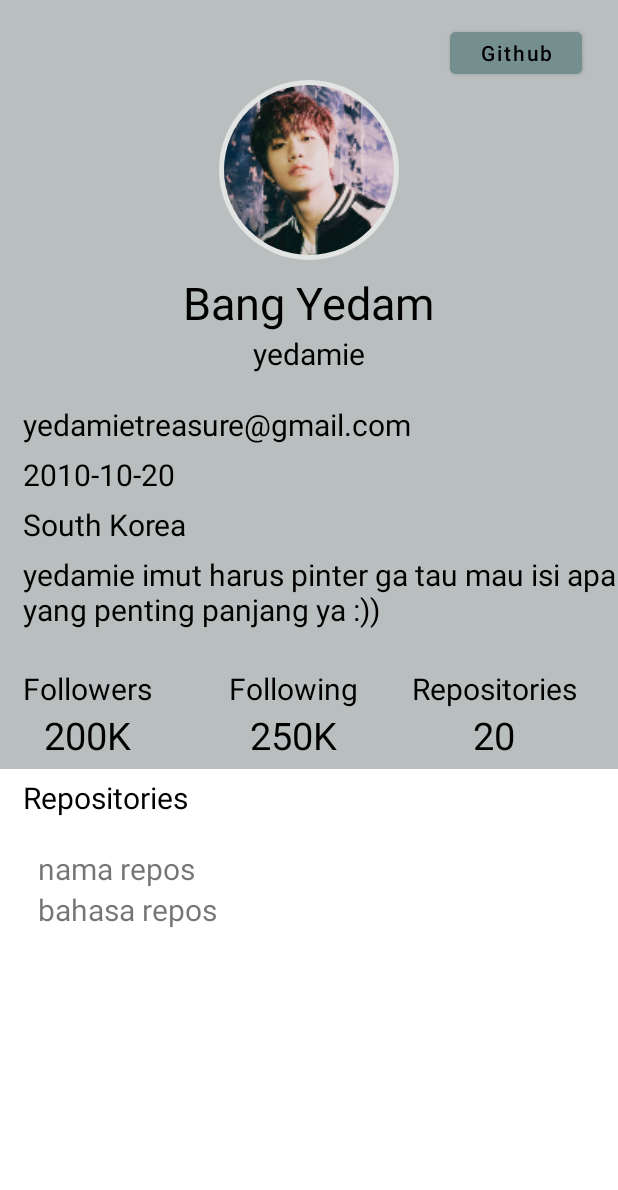
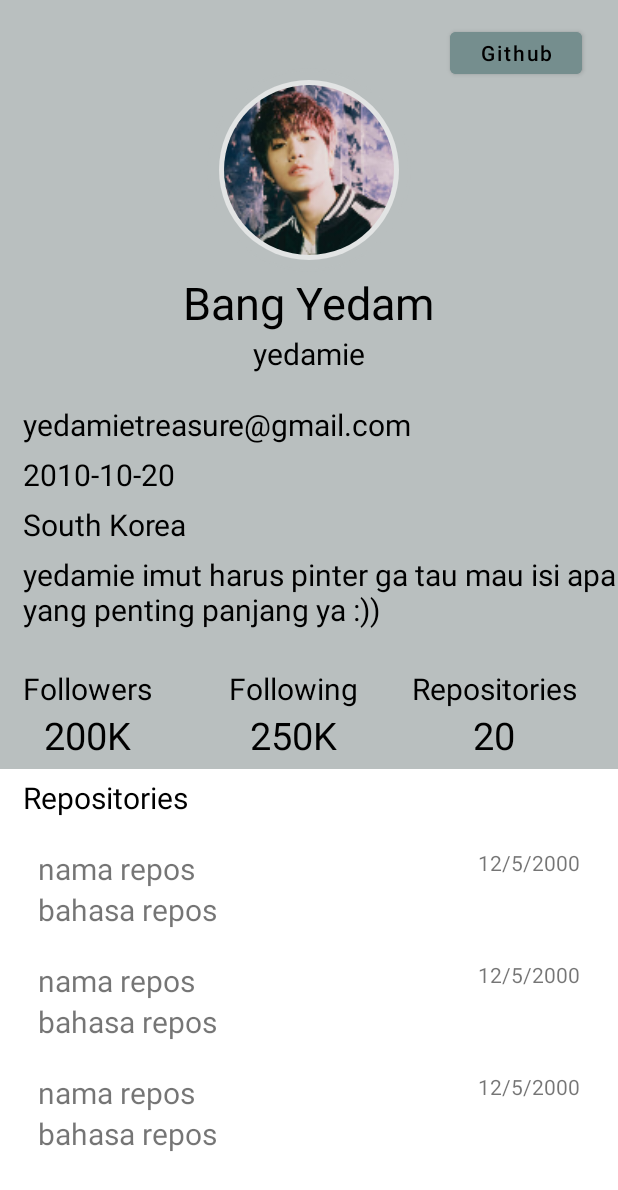
Before and after one commit to RTAgung/GithubAppPrakTPM, an Android app: the layout fragment_profile.xml on its own in the app's theme, with its tools: preview values and no code run, on a phone screen of 412 x 824 dp. Shown: the top 1190 px of the screen. Run offline under Robolectric (Android 15) with nearby library versions, the phone set to English and light mode, and no system bars.

Commit message:
nambah dikit

```diff
--- a/app/src/main/res/layout/fragment_profile.xml
+++ b/app/src/main/res/layout/fragment_profile.xml
@@ -1,118 +1,15 @@
 <?xml version="1.0" encoding="utf-8"?>
+<androidx.core.widget.NestedScrollView xmlns:android="http://schemas.android.com/apk/res/android"
+    xmlns:tools="http://schemas.android.com/tools"
+    android:layout_width="match_parent"
+    android:layout_height="match_parent">
+
     <RelativeLayout
-    xmlns:android="http://schemas.android.com/apk/res/android"
-    xmlns:tools="http://schemas.android.com/tools"
         android:layout_width="match_parent"
         android:layout_height="match_parent"
         tools:context=".ui.main.ProfileFragment">
 
         <!-- TODO: Update blank fragment layout -->
-    <RelativeLayout
-        android:id="@+id/profile"
-        android:layout_width="match_parent"
-        android:layout_height="wrap_content"
-        android:paddingBottom="20dp"
-        android:background="@drawable/back">
-
-        <RelativeLayout
-            android:id="@+id/profile_image"
-            android:layout_width="wrap_content"
-            android:layout_height="wrap_content"
-            android:layout_marginTop="45dp"
-            android:layout_centerHorizontal="true"
-            android:background="@drawable/circl_background">
-
-            <de.hdodenhof.circleimageview.CircleImageView
-                android:layout_width="120dp"
-                android:layout_height="120dp"
-                android:layout_margin="8dp"
-                android:background="@drawable/circle"
-                android:padding="3dp"
-                android:src="@mipmap/ye" />
-
-</RelativeLayout>
-
-        <TextView
-            android:id="@+id/profile_name"
-            android:layout_width="wrap_content"
-            android:layout_height="wrap_content"
-            android:layout_below="@id/profile_image"
-            android:layout_centerHorizontal="true"
-            android:layout_gravity="center_horizontal"
-            android:text="Bang Yedam"
-            android:textSize="30sp"
-            android:textColor="@color/black" />
-
-        <TextView
-            android:id="@+id/profile_username"
-            android:layout_width="wrap_content"
-            android:layout_height="wrap_content"
-            android:layout_below="@id/profile_name"
-            android:layout_centerHorizontal="true"
-            android:layout_gravity="center_horizontal"
-            android:text="yedamie"
-            android:textSize="20sp"
-            android:textColor="@color/black"/>
-
-        <TextView
-            android:id="@+id/profile_email"
-            android:layout_width="wrap_content"
-            android:layout_height="wrap_content"
-            android:layout_below="@id/profile_username"
-            android:layout_marginTop="20dp"
-            android:layout_marginStart="15dp"
-            android:text="yedamietreasure@gmail.com"
-            android:textSize="20sp"
-            android:textColor="@color/black"/>
-
-        <TextView
-            android:id="@+id/profile_date"
-            android:layout_width="wrap_content"
-            android:layout_height="wrap_content"
-            android:layout_below="@id/profile_email"
-            android:layout_marginTop="6dp"
-            android:layout_marginStart="15dp"
-            android:text="2010-10-20"
-            android:textSize="20sp"
-            android:textColor="@color/black"/>
-
-        <TextView
-            android:id="@+id/profile_state"
-            android:layout_width="wrap_content"
-            android:layout_height="wrap_content"
-            android:layout_below="@id/profile_date"
-            android:layout_marginTop="6dp"
-            android:layout_marginStart="15dp"
-            android:text="South Korea"
-            android:textSize="20sp"
-            android:textColor="@color/black"/>
-
-        <TextView
-            android:id="@+id/profile_bio"
-            android:layout_width="wrap_content"
-            android:layout_height="wrap_content"
-            android:layout_below="@id/profile_state"
-            android:layout_marginTop="6dp"
-            android:layout_marginStart="15dp"
-            android:text="yedamie imut harus pinter ga tau mau isi apa yang penting panjang ya :))"
-            android:textSize="20sp"
-            android:textColor="@color/black"/>
-
-        <Button
-            android:id="@+id/btn_browser"
-            android:layout_width="wrap_content"
-            android:layout_height="40dp"
-            android:layout_marginTop="15dp"
-            android:layout_marginStart="300dp"
-            android:text="Github"
-            android:textAllCaps="false"
-            android:backgroundTint="@color/black_300"
-            android:textColor="@color/black"
-            android:textSize="14sp"
-             />
-
-    </RelativeLayout>
-
         <LinearLayout
             android:id="@+id/follow"
             android:layout_width="match_parent"
@@ -125,16 +22,16 @@
                 android:layout_width="match_parent"
                 android:layout_height="wrap_content"
                 android:layout_gravity="center"
-            android:paddingTop="5dp"
+                android:layout_weight="1"
+                android:background="@drawable/back"
                 android:paddingBottom="5dp"
-            android:layout_weight="1"
-            android:background="@drawable/back">
+                android:paddingTop="5dp">
 
                 <LinearLayout
                     android:layout_width="wrap_content"
                     android:layout_height="wrap_content"
+                    android:layout_marginStart="15dp"
                     android:gravity="center_horizontal"
-                android:layout_marginStart="15dp"
                     android:orientation="vertical">
 
                     <TextView
@@ -142,16 +39,16 @@
                         android:layout_width="wrap_content"
                         android:layout_height="wrap_content"
                         android:text="Followers"
-                    android:textSize="20dp"
-                    android:textColor="@color/black" />
+                        android:textColor="@color/black"
+                        android:textSize="20dp" />
 
                     <TextView
                         android:id="@+id/followers_number"
                         android:layout_width="wrap_content"
                         android:layout_height="wrap_content"
                         android:text="200K"
-                    android:textSize="25dp"
-                    android:textColor="@color/black" />
+                        android:textColor="@color/black"
+                        android:textSize="25dp" />
 
                 </LinearLayout>
 
@@ -162,10 +59,10 @@
                 android:layout_width="match_parent"
                 android:layout_height="wrap_content"
                 android:layout_gravity="center"
-            android:paddingTop="5dp"
+                android:layout_weight="1"
+                android:background="@drawable/back"
                 android:paddingBottom="5dp"
-            android:layout_weight="1"
-            android:background="@drawable/back">
+                android:paddingTop="5dp">
 
                 <LinearLayout
                     android:layout_width="wrap_content"
@@ -179,16 +76,16 @@
                         android:layout_width="wrap_content"
                         android:layout_height="wrap_content"
                         android:text="Following"
-                    android:textSize="20dp"
-                    android:textColor="@color/black" />
+                        android:textColor="@color/black"
+                        android:textSize="20dp" />
 
                     <TextView
                         android:id="@+id/following_number"
                         android:layout_width="wrap_content"
                         android:layout_height="wrap_content"
                         android:text="250K"
-                    android:textSize="25dp"
-                    android:textColor="@color/black" />
+                        android:textColor="@color/black"
+                        android:textSize="25dp" />
 
                 </LinearLayout>
 
@@ -199,10 +96,10 @@
                 android:layout_width="match_parent"
                 android:layout_height="wrap_content"
                 android:layout_gravity="center"
-            android:paddingTop="5dp"
+                android:layout_weight="1"
+                android:background="@drawable/back"
                 android:paddingBottom="5dp"
-            android:layout_weight="1"
-            android:background="@drawable/back">
+                android:paddingTop="5dp">
 
                 <LinearLayout
                     android:layout_width="wrap_content"
@@ -216,16 +113,16 @@
                         android:layout_height="wrap_content"
                         android:layout_gravity="center"
                         android:text="Repositories"
-                    android:textSize="20dp"
-                    android:textColor="@color/black" />
+                        android:textColor="@color/black"
+                        android:textSize="20dp" />
 
                     <TextView
                         android:id="@+id/repos_number"
                         android:layout_width="wrap_content"
                         android:layout_height="wrap_content"
                         android:text="20"
-                    android:textSize="25dp"
-                    android:textColor="@color/black" />
+                        android:textColor="@color/black"
+                        android:textSize="25dp" />
 
                 </LinearLayout>
 
@@ -244,45 +141,135 @@
                 android:layout_width="match_parent"
                 android:layout_height="wrap_content"
                 android:layout_gravity="center"
-            android:paddingTop="5dp"
+                android:layout_weight="1"
                 android:paddingBottom="5dp"
-            android:layout_weight="1">
+                android:paddingTop="5dp">
+
                 <TextView
                     android:id="@+id/dtx_repos"
                     android:layout_width="wrap_content"
                     android:layout_height="wrap_content"
+                    android:layout_marginStart="15dp"
                     android:text="Repositories"
-                android:layout_marginStart="15dp"
-                android:textSize="20dp"
-                android:textColor="@color/black"/>
+                    android:textColor="@color/black"
+                    android:textSize="20dp" />
 
-            <LinearLayout
+                <androidx.recyclerview.widget.RecyclerView
+                    android:id="@+id/rv_repo_list"
                     android:layout_width="match_parent"
                     android:layout_height="wrap_content"
                     android:layout_below="@id/dtx_repos"
-                android:layout_marginEnd="10dp"
-                android:layout_marginStart="10dp"
-                android:layout_marginTop="10dp"
-                android:orientation="vertical">
+                    tools:listitem="@layout/repo_list" />
+
+            </RelativeLayout>
+        </LinearLayout>
+
+        <RelativeLayout
+            android:id="@+id/profile"
+            android:layout_width="match_parent"
+            android:layout_height="wrap_content"
+            android:background="@drawable/back"
+            android:paddingBottom="20dp">
+
+            <Button
+                android:id="@+id/btn_browser"
+                android:layout_width="wrap_content"
+                android:layout_height="40dp"
+                android:layout_marginStart="300dp"
+                android:layout_marginTop="15dp"
+                android:backgroundTint="@color/black_300"
+                android:text="Github"
+                android:textAllCaps="false"
+                android:textColor="@color/black"
+                android:textSize="14sp" />
+
+            <RelativeLayout
+                android:id="@+id/profile_image"
+                android:layout_width="wrap_content"
+                android:layout_height="wrap_content"
+                android:layout_centerHorizontal="true"
+                android:layout_marginTop="45dp"
+                android:background="@drawable/circl_background">
+
+                <de.hdodenhof.circleimageview.CircleImageView
+                    android:id="@+id/profile_avatar"
+                    android:layout_width="120dp"
+                    android:layout_height="120dp"
+                    android:layout_margin="8dp"
+                    android:background="@drawable/circle"
+                    android:padding="3dp"
+                    android:src="@mipmap/ye" />
+
+            </RelativeLayout>
 
             <TextView
-                    android:id="@+id/det_nama"
+                android:id="@+id/profile_username"
                 android:layout_width="wrap_content"
                 android:layout_height="wrap_content"
-                    android:layout_marginStart="15dp"
-                    android:layout_marginTop="10dp"
-                    android:text="nama repos"
+                android:layout_below="@id/profile_name"
+                android:layout_centerHorizontal="true"
+                android:layout_gravity="center_horizontal"
+                android:text="yedamie"
+                android:textColor="@color/black"
                 android:textSize="20sp" />
 
             <TextView
-                    android:id="@+id/det_bahasa"
+                android:id="@+id/profile_email"
                 android:layout_width="wrap_content"
                 android:layout_height="wrap_content"
+                android:layout_below="@id/profile_username"
                 android:layout_marginStart="15dp"
-                    android:text="bahasa repos"
-                    android:textSize="20sp"/>
-            </LinearLayout>
+                android:layout_marginTop="20dp"
+                android:text="yedamietreasure@gmail.com"
+                android:textColor="@color/black"
+                android:textSize="20sp" />
+
+            <TextView
+                android:id="@+id/profile_date"
+                android:layout_width="wrap_content"
+                android:layout_height="wrap_content"
+                android:layout_below="@id/profile_email"
+                android:layout_marginStart="15dp"
+                android:layout_marginTop="6dp"
+                android:text="2010-10-20"
+                android:textColor="@color/black"
+                android:textSize="20sp" />
+
+            <TextView
+                android:id="@+id/profile_state"
+                android:layout_width="wrap_content"
+                android:layout_height="wrap_content"
+                android:layout_below="@id/profile_date"
+                android:layout_marginStart="15dp"
+                android:layout_marginTop="6dp"
+                android:text="South Korea"
+                android:textColor="@color/black"
+                android:textSize="20sp" />
+
+            <TextView
+                android:id="@+id/profile_bio"
+                android:layout_width="wrap_content"
+                android:layout_height="wrap_content"
+                android:layout_below="@id/profile_state"
+                android:layout_marginStart="15dp"
+                android:layout_marginTop="6dp"
+                android:text="yedamie imut harus pinter ga tau mau isi apa yang penting panjang ya :))"
+                android:textColor="@color/black"
+                android:textSize="20sp" />
+
+            <TextView
+                android:id="@+id/profile_name"
+                android:layout_width="wrap_content"
+                android:layout_height="wrap_content"
+                android:layout_below="@id/profile_image"
+                android:layout_centerHorizontal="true"
+                android:layout_gravity="center_horizontal"
+                android:text="Bang Yedam"
+                android:textColor="@color/black"
+                android:textSize="30sp" />
 
         </RelativeLayout>
-    </LinearLayout>
     </RelativeLayout>
+
+
+</androidx.core.widget.NestedScrollView>
--- /dev/null
+++ b/app/src/main/res/layout/repo_list.xml
@@ -0,0 +1,39 @@
+<?xml version="1.0" encoding="utf-8"?>
+<RelativeLayout xmlns:android="http://schemas.android.com/apk/res/android"
+    android:layout_width="match_parent"
+    android:layout_height="wrap_content"
+    android:layout_marginEnd="10dp"
+    android:layout_marginStart="10dp"
+    android:layout_marginTop="10dp"
+    android:orientation="vertical">
+
+    <TextView
+        android:id="@+id/det_nama"
+        android:layout_width="wrap_content"
+        android:layout_height="wrap_content"
+        android:layout_marginStart="15dp"
+        android:layout_marginTop="10dp"
+        android:layout_toStartOf="@id/det_update"
+        android:layout_alignParentStart="true"
+        android:text="nama repos"
+        android:textSize="20sp" />
+
+    <TextView
+        android:id="@+id/det_bahasa"
+        android:layout_width="wrap_content"
+        android:layout_height="wrap_content"
+        android:layout_below="@id/det_nama"
+        android:layout_marginStart="15dp"
+        android:text="bahasa repos"
+        android:textSize="20sp" />
+
+    <TextView
+        android:id="@+id/det_update"
+        android:layout_width="wrap_content"
+        android:layout_height="wrap_content"
+        android:layout_alignParentEnd="true"
+        android:layout_marginEnd="15dp"
+        android:layout_marginTop="10dp"
+        android:text="12/5/2000"
+        android:textSize="14sp" />
+</RelativeLayout>
```
Also changed, not shown: app/src/main/java/com/example/githubapp/ui/adapter/RepoListAdapter.java (+59 -1 lines), app/src/main/java/com/example/githubapp/ui/main/ProfileFragment.java (+62 -7 lines). Lines whose indentation alone changed are shown as unchanged.
